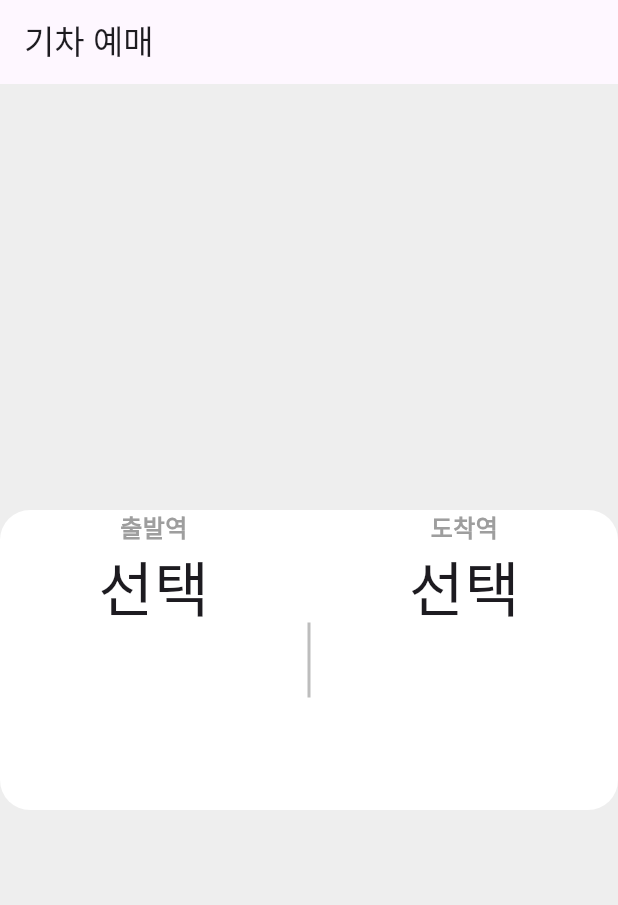
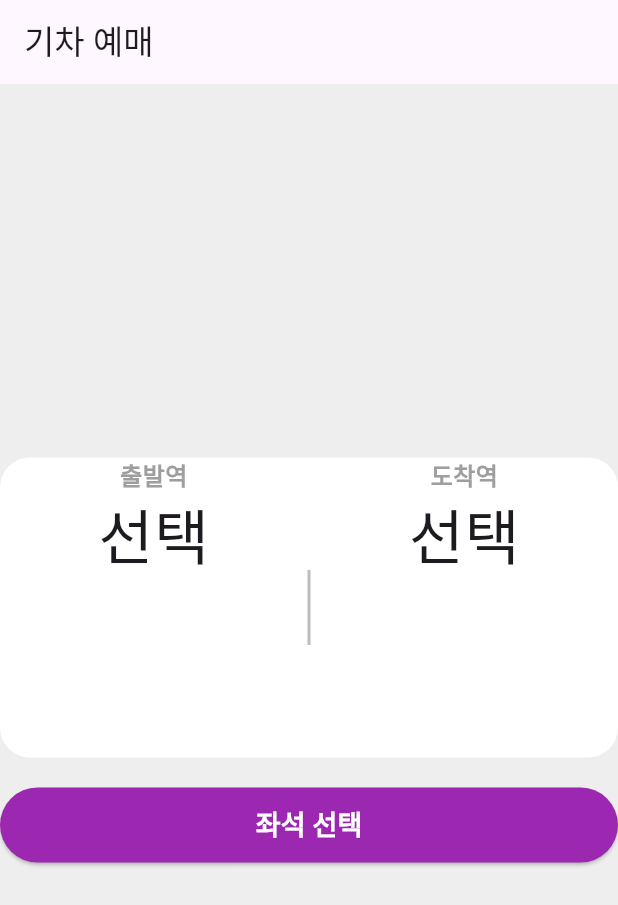
Before and after one commit to seoyeon-haru/flutter_train_app, a Flutter app: the screen it shows after launch, on a phone screen of 412 x 824 dp. Shown: the top 905 px of the screen. Run offline on Flutter 3.47's test engine with Material 3 defaults, Android fonts, the phone set to English and light mode, and no system bars.

Commit message:
Implement button

```diff
--- a/lib/home/home_page.dart
+++ b/lib/home/home_page.dart
@@ -13,6 +13,21 @@ class HomePage extends StatelessWidget {
         mainAxisAlignment: MainAxisAlignment.center,
         children: [
           StationSelector(),
+          SizedBox(height: 20),
+          SizedBox(
+            width: double.infinity,
+            height: 50,
+            child: ElevatedButton(
+                onPressed: () {},
+                style: ElevatedButton.styleFrom(backgroundColor: Colors.purple),
+                child: Text(
+                  '좌석 선택',
+                  style: TextStyle(
+                      color: Colors.white,
+                      fontSize: 18,
+                      fontWeight: FontWeight.bold),
+                )),
+          )
         ],
       ),
     );
```
